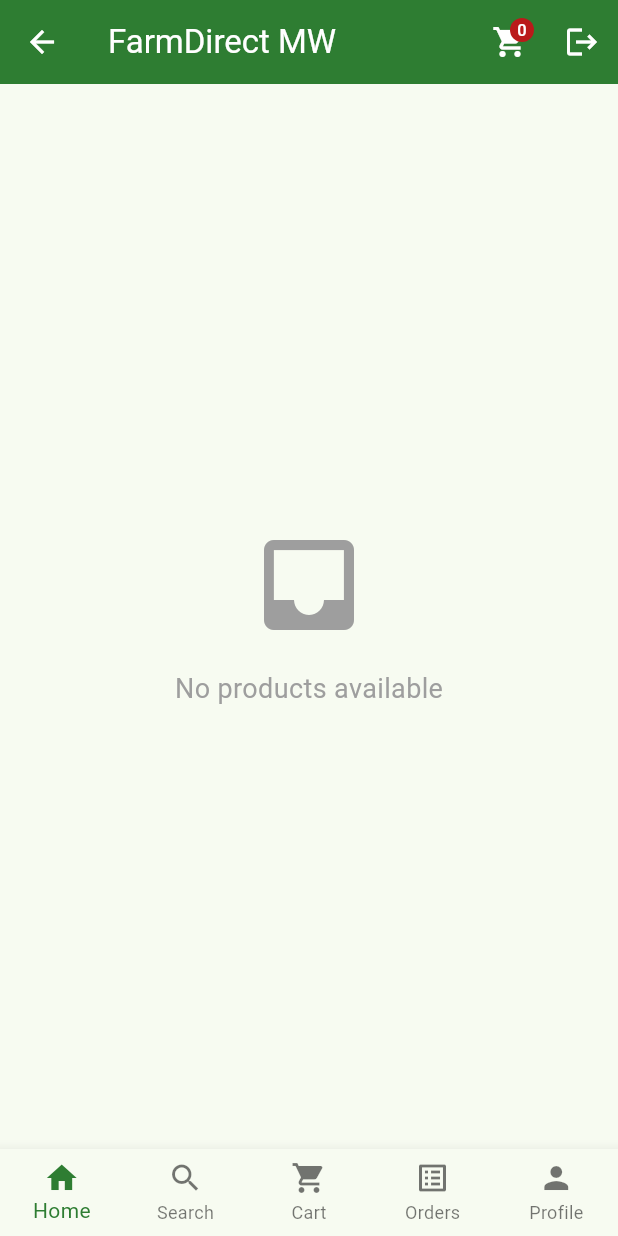
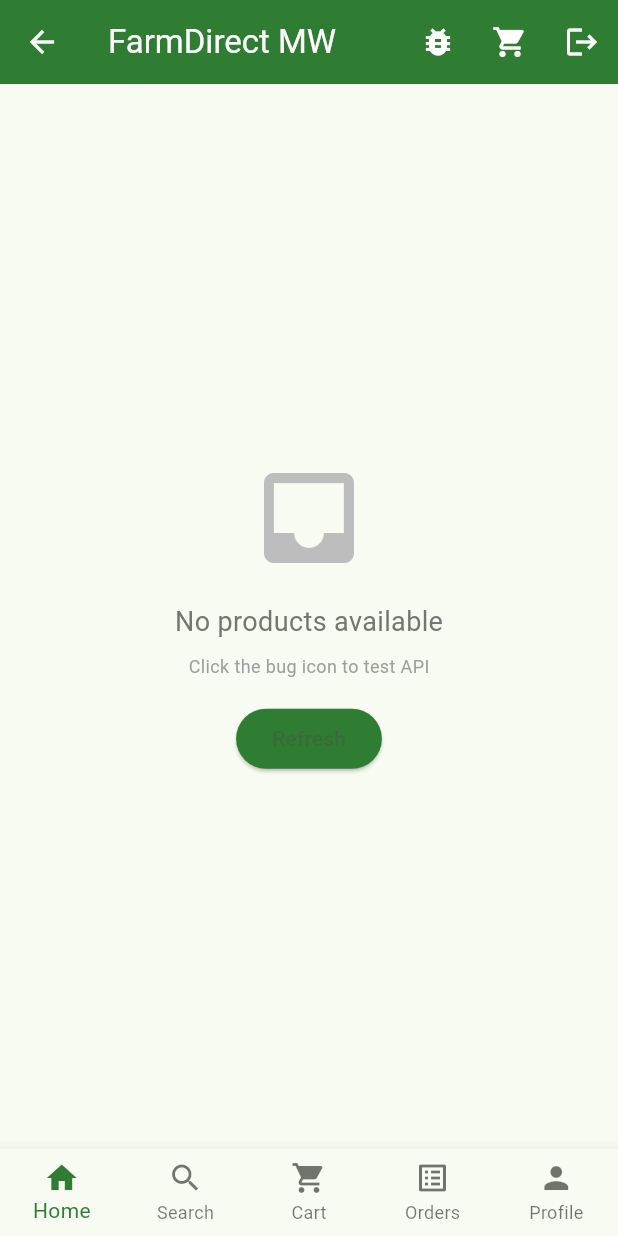
Before and after one commit to MELISSAHZULU/farmdirect-mw-app, a Flutter app: the HomeScreen screen opened by its route, on a phone screen of 412 x 824 dp. Run offline on Flutter 3.47's test engine with Material 3 defaults, Android fonts, the phone set to English and light mode, and no system bars; our stand-ins replace flutter_secure_storage; accounts and stored records are empty; network calls fail.

```diff
--- a/farmdirect_mw_app/lib/screens/home_screen.dart
+++ b/farmdirect_mw_app/lib/screens/home_screen.dart
@@ -1,5 +1,7 @@
 import 'package:flutter/material.dart';
 import 'package:provider/provider.dart';
+import 'package:http/http.dart' as http;
+import 'dart:convert';
 import '../providers/auth_provider.dart';
 import '../providers/cart_provider.dart';
 import '../services/api_service.dart';
@@ -31,16 +33,66 @@
     });
 
     try {
+      print('🔄 Loading products...');
       final products = await ApiService.getProducts();
+      print('✅ Products loaded: ${products.length}');
+
       setState(() {
         _products = products;
         _isLoading = false;
       });
     } catch (e) {
+      print('❌ Error loading products: $e');
       setState(() {
-        _error = 'Failed to load products: $e';
+        _error = 'Failed to load products';
         _isLoading = false;
       });
+    }
+  }
+
+  Future<void> _testApiDirectly() async {
+    try {
+      final response = await http.get(
+        Uri.parse('http://localhost:8000/api/products/'),
+        headers: {'Content-Type': 'application/json'},
+      );
+
+      print('📡 Direct API Test Status: ${response.statusCode}');
+      print('📝 Direct API Test Body: ${response.body}');
+
+      if (response.statusCode == 200) {
+        final data = jsonDecode(response.body);
+        if (data is List) {
+          ScaffoldMessenger.of(context).showSnackBar(
+            SnackBar(
+              content: Text('✅ API OK: ${data.length} products found'),
+              backgroundColor: Colors.green,
+            ),
+          );
+        } else {
+          ScaffoldMessenger.of(context).showSnackBar(
+            const SnackBar(
+              content: Text('⚠️ API returned unexpected data'),
+              backgroundColor: Colors.orange,
+            ),
+          );
+        }
+      } else {
+        ScaffoldMessenger.of(context).showSnackBar(
+          SnackBar(
+            content: Text('❌ API Error: ${response.statusCode}'),
+            backgroundColor: Colors.red,
+          ),
+        );
+      }
+    } catch (e) {
+      print('❌ Direct API Error: $e');
+      ScaffoldMessenger.of(context).showSnackBar(
+        SnackBar(
+          content: Text('❌ API Error: $e'),
+          backgroundColor: Colors.red,
+        ),
+      );
     }
   }
 
@@ -55,12 +107,44 @@
         backgroundColor: const Color(0xFF2E7D32),
         foregroundColor: Colors.white,
         actions: [
+          // API Test Button
           IconButton(
-            icon: Badge(
-              label: Text('${cartProvider.itemCount}'),
-              child: const Icon(Icons.shopping_cart),
-            ),
-            onPressed: () => Navigator.pushNamed(context, '/cart'),
+            icon: const Icon(Icons.bug_report),
+            onPressed: _testApiDirectly,
+          ),
+          // Cart counter
+          Stack(
+            children: [
+              IconButton(
+                icon: const Icon(Icons.shopping_cart),
+                onPressed: () => Navigator.pushNamed(context, '/cart'),
+              ),
+              if (cartProvider.itemCount > 0)
+                Positioned(
+                  right: 4,
+                  top: 4,
+                  child: Container(
+                    padding: const EdgeInsets.all(4),
+                    decoration: const BoxDecoration(
+                      color: Colors.red,
+                      shape: BoxShape.circle,
+                    ),
+                    constraints: const BoxConstraints(
+                      minWidth: 18,
+                      minHeight: 18,
+                    ),
+                    child: Text(
+                      '${cartProvider.itemCount}',
+                      style: const TextStyle(
+                        color: Colors.white,
+                        fontSize: 10,
+                        fontWeight: FontWeight.bold,
+                      ),
+                      textAlign: TextAlign.center,
+                    ),
+                  ),
+                ),
+            ],
           ),
           IconButton(
             icon: const Icon(Icons.logout),
@@ -80,25 +164,52 @@
                   child: Column(
                     mainAxisAlignment: MainAxisAlignment.center,
                     children: [
-                      Text(_error),
+                      Icon(Icons.error_outline, size: 60, color: Colors.red[300]),
+                      const SizedBox(height: 16),
+                      Text(
+                        _error,
+                        textAlign: TextAlign.center,
+                        style: const TextStyle(fontSize: 16),
+                      ),
                       const SizedBox(height: 16),
                       ElevatedButton(
                         onPressed: _loadProducts,
+                        style: ElevatedButton.styleFrom(
+                          backgroundColor: const Color(0xFF2E7D32),
+                        ),
                         child: const Text('Retry'),
+                      ),
+                      const SizedBox(height: 8),
+                      TextButton(
+                        onPressed: _testApiDirectly,
+                        child: const Text('Test API'),
                       ),
                     ],
                   ),
                 )
               : _products.isEmpty
-                  ? const Center(
+                  ? Center(
                       child: Column(
                         mainAxisAlignment: MainAxisAlignment.center,
                         children: [
-                          Icon(Icons.inbox, size: 80, color: Colors.grey),
-                          SizedBox(height: 16),
+                          Icon(Icons.inbox, size: 80, color: Colors.grey[400]),
+                          const SizedBox(height: 16),
                           Text(
                             'No products available',
-                            style: TextStyle(fontSize: 18, color: Colors.grey),
+                            style: TextStyle(fontSize: 18, color: Colors.grey[600]),
+                          ),
+                          const SizedBox(height: 8),
+                          Text(
+                            'Click the bug icon to test API',
+                            style: TextStyle(fontSize: 12, color: Colors.grey[500]),
+                          ),
+                          const SizedBox(height: 16),
+                          ElevatedButton(
+                            onPressed: _loadProducts,
+                            style: ElevatedButton.styleFrom(
+                              backgroundColor: const Color(0xFF2E7D32),
+                            ),
+                            child: const Text('Refresh'),
                           ),
                         ],
                       ),
@@ -166,11 +277,15 @@
                 borderRadius: const BorderRadius.vertical(top: Radius.circular(12)),
                 child: Container(
                   width: double.infinity,
-                  color: Colors.grey[200],
+                  color: Colors.green[50],
                   child: Center(
                     child: Text(
                       product.name[0].toUpperCase(),
-                      style: const TextStyle(fontSize: 40, color: Colors.grey),
+                      style: TextStyle(
+                        fontSize: 40,
+                        fontWeight: FontWeight.bold,
+                        color: Colors.green[300],
+                      ),
                     ),
                   ),
                 ),
--- a/farmdirect_mw_app/lib/services/api_service.dart
+++ b/farmdirect_mw_app/lib/services/api_service.dart
@@ -6,7 +6,6 @@
 import '../models/user.dart';
 
 class ApiService {
-  // Use your IP address for physical device testing
   static const String baseUrl = 'http://localhost:8000/api';
   static String? _authToken;
 
@@ -77,13 +76,26 @@
         headers: headers,
       );
 
+      print('📡 Products Status: ${response.statusCode}');
+      print('📝 Products Response: ${response.body.substring(0, response.body.length > 200 ? 200 : response.body.length)}...');
+
       if (response.statusCode == 200) {
-        final List data = jsonDecode(response.body);
-        return data.map((item) => Product.fromJson(item)).toList();
+        final dynamic data = jsonDecode(response.body);
+
+        // Check if data is a list
+        if (data is List) {
+          print('✅ Products list length: ${data.length}');
+          return data.map((item) => Product.fromJson(item)).toList();
+        } else {
+          print('❌ Response is not a list: ${data.runtimeType}');
+          return [];
+        }
       } else {
+        print('❌ Failed to load products: ${response.statusCode}');
         return [];
       }
     } catch (e) {
+      print('❌ Get Products Error: $e');
       return [];
     }
   }
@@ -100,4 +112,31 @@
       throw Exception('Failed to load product');
     }
   }
+
+  // ============ ORDERS ============
+
+  static Future<Map<String, dynamic>> createOrder({
+    required String deliveryArea,
+    required String deliveryAddress,
+    required String deliveryDate,
+    required String paymentMethod,
+    required List<Map<String, dynamic>> items,
+  }) async {
+    try {
+      final response = await http.post(
+        Uri.parse('$baseUrl/orders/create/'),
+        headers: headers,
+        body: jsonEncode({
+          'delivery_area': deliveryArea,
+          'delivery_address': deliveryAddress,
+          'delivery_date': deliveryDate,
+          'payment_method': paymentMethod,
+          'items': items,
+        }),
+      );
+      return jsonDecode(response.body);
+    } catch (e) {
+      return {'error': 'Network error: $e'};
+    }
+  }
 }
```
Also changed, not shown: farmdirect_mw_app/lib/models/product.dart (+41 -8 lines).
